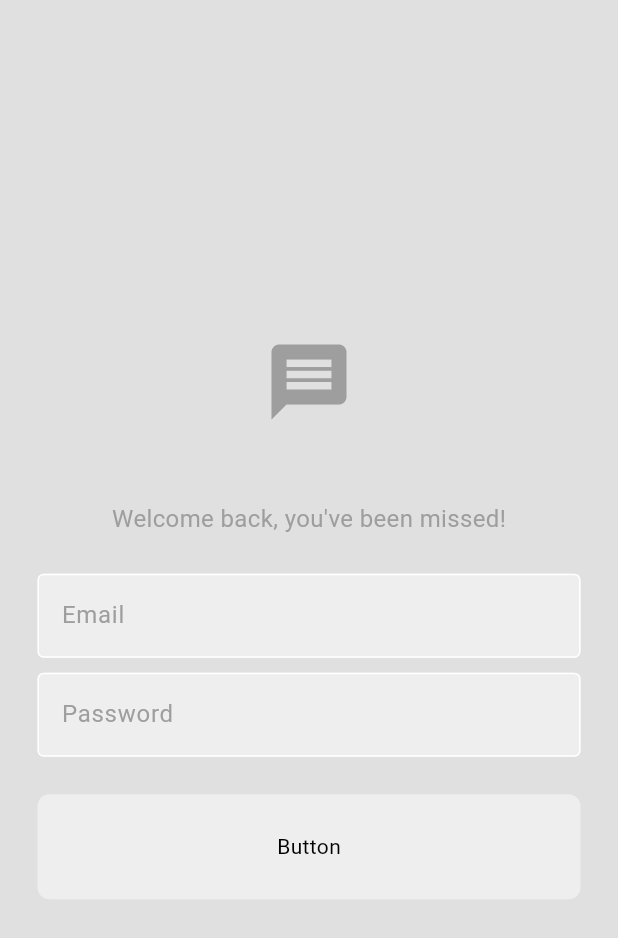
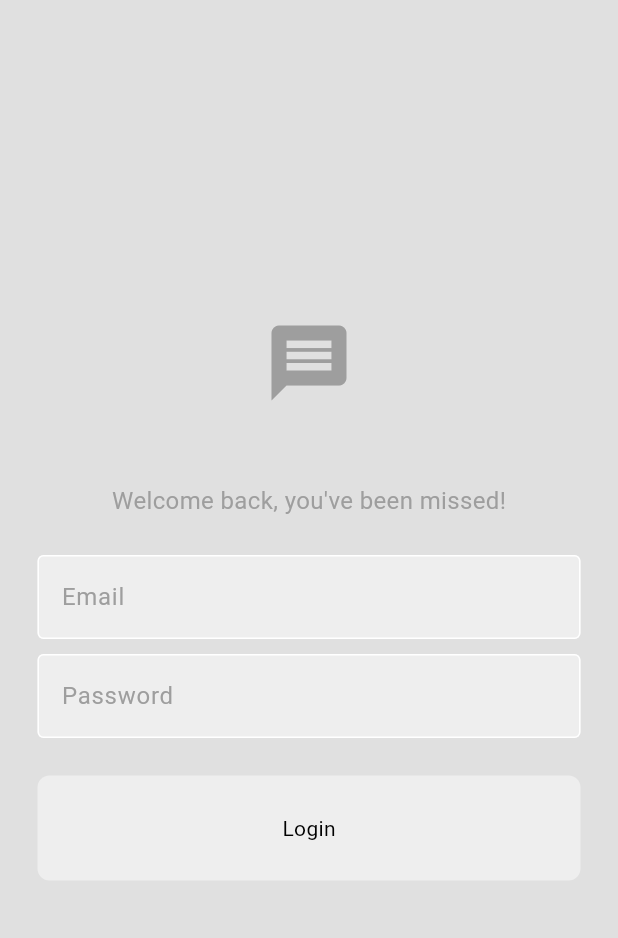
Before and after one commit to faldi17/chatapp-flutter, a Flutter app: the screen it shows after launch, on a phone screen of 412 x 824 dp. Shown: the top 938 px of the screen. Run offline on Flutter 3.47's test engine with Material 3 defaults, Android fonts, the phone set to English and light mode, and no system bars.

Commit message:
login button any

```diff
--- a/lib/components/my_button.dart
+++ b/lib/components/my_button.dart
@@ -1,18 +1,24 @@
 import 'package:flutter/material.dart';
 
 class MyButton extends StatelessWidget {
-  const MyButton({super.key});
+  final String text;
+  final void Function()? onTap;
+
+  const MyButton({super.key, required this.text, required this.onTap});
 
   @override
   Widget build(BuildContext context) {
-    return Container(
-      decoration: BoxDecoration(
-        color: Theme.of(context).colorScheme.secondary,
-        borderRadius: BorderRadius.circular(8),
+    return GestureDetector(
+      onTap: onTap,
+      child: Container(
+        decoration: BoxDecoration(
+          color: Theme.of(context).colorScheme.secondary,
+          borderRadius: BorderRadius.circular(8),
+        ),
+        padding: const EdgeInsets.all(25),
+        margin: const EdgeInsets.symmetric(horizontal: 25),
+        child: Center(child: Text(text)),
       ),
-      padding: const EdgeInsets.all(25),
-      margin: const EdgeInsets.symmetric(horizontal: 25),
-      child: Center(child: Text("Button")),
     );
   }
 }
--- a/lib/pages/login_page.dart
+++ b/lib/pages/login_page.dart
@@ -10,6 +10,9 @@ class LoginPage extends StatelessWidget {
   final TextEditingController _pwController = TextEditingController();
 
   LoginPage({super.key});
+
+  // login method
+  void login() {}
 
   @override
   Widget build(BuildContext context) {
@@ -58,7 +61,9 @@ class LoginPage extends StatelessWidget {
             const SizedBox(height: 25),
 
             // login button
-            MyButton(),
+            MyButton(text: "Login", onTap: login),
+
+            const SizedBox(height: 25),
 
             // register now
           ],
```
